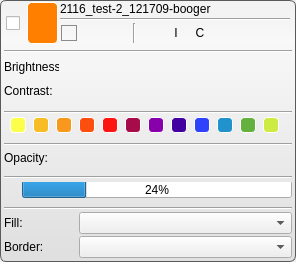
The window that src/Interface/AppInterface/LayerWidget.ui (SCIInstitute/Seg3D) describes before a commit, drawn with Qt 5.
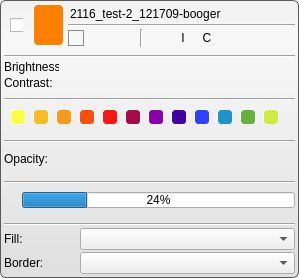
The same window after the commit. Icons and pictures are not drawn.

```diff
--- a/src/Interface/AppInterface/LayerWidget.ui
+++ b/src/Interface/AppInterface/LayerWidget.ui
@@ -6,62 +6,21 @@
    <rect>
     <x>0</x>
     <y>0</y>
-    <width>296</width>
-    <height>262</height>
+    <width>299</width>
+    <height>278</height>
    </rect>
   </property>
-  <property name="sizePolicy">
-   <sizepolicy hsizetype="Preferred" vsizetype="Preferred">
-    <horstretch>0</horstretch>
-    <verstretch>0</verstretch>
-   </sizepolicy>
+  <property name="windowTitle">
+   <string>Form</string>
   </property>
   <property name="styleSheet">
-   <string notr="true">QProgressBar#progress_bar_{
-  margin-top:-2px;
-}
-
-QWidget#LayerWidget{
-
-}
-
-QWidget#base_{
+   <string notr="true">QWidget#base_{
   background-color: qlineargradient(spread:pad, x1:0.5, y1:0, x2:0.5, y2:0.960227, stop:0 rgba(241, 241, 241, 255), stop:0.155779 rgba(248, 248, 248, 255), stop:1 rgba(224, 224, 224, 255));
   border-radius: 6px;
   border: 1px solid rgb(90, 90, 90);
+  /*border: 3px solid rgb(253, 255, 101);*/
 }
 
-QWidget#header_line_{
-  margin-left: 2px;
-  margin-right: 2px;
-}
-
-QToolButton#colorChooseButton_{
-  background-color: rgba(0, 0, 0, 0);
-  border: 1px solid rgba(0, 0, 0, 0);
-  border-radius: 4px;
-  color: white;
-}
-
-QWidget#typeBackground_{
-  background-color: rgb(255, 128, 0);
-  border-radius: 4px;
-  border: 1px solid white;
-}
-QWidget#typeGradient_{
-  border-radius: 4px;
-  border: 1px solid white;
-}
-
-
-QToolButton#colorChooseButton_:pressed{
-  background-color: qlineargradient(spread:pad, x1:0.5, y1:0, x2:0.50005, y2:1, stop:0 rgba(207, 104, 0, 255), stop:0.879397 rgba(255, 128, 0, 255), stop:1 rgba(230, 115, 0, 255));
-    border: 1px solid white;
-  border-radius: 4px;
-}
-
-
-
 QLineEdit#label_{
   text-align: left;
   color: black;
@@ -69,6 +28,24 @@
   background-color: rgb(243, 243, 243);
 }
 
+QToolButton#activate_button_{
+  background-color: rgba(0, 0, 0, 0);
+  border: 1px solid rgba(0, 0, 0, 0);
+  border-radius: 4px;
+  color: white;
+}
+
+
+QWidget#typeBackground_{
+  background-color: rgb(255, 128, 0);
+  border-radius: 4px;
+  border: 1px solid white;
+}
+QWidget#typeGradient_{
+  border-radius: 4px;
+  border: 1px solid white;
+}
+
 
 /* Buttons */
 
@@ -348,11 +325,9 @@
 }
 QToolButton#color_button_12_:pressed{
   border: 1px solid gray;
-}
-
-</string>
+}</string>
   </property>
-  <layout class="QHBoxLayout" name="horizontalLayout_8">
+  <layout class="QHBoxLayout" name="horizontalLayout_10">
    <property name="spacing">
     <number>0</number>
    </property>
@@ -361,7 +336,7 @@
    </property>
    <item>
     <widget class="QWidget" name="base_" native="true">
-     <layout class="QVBoxLayout" name="verticalLayout_6">
+     <layout class="QVBoxLayout" name="verticalLayout_10">
       <property name="spacing">
        <number>0</number>
       </property>
@@ -370,44 +345,12 @@
       </property>
       <item>
        <widget class="QWidget" name="header_" native="true">
-        <property name="sizePolicy">
-         <sizepolicy hsizetype="Preferred" vsizetype="Fixed">
-          <horstretch>0</horstretch>
-          <verstretch>0</verstretch>
-         </sizepolicy>
-        </property>
-        <property name="minimumSize">
-         <size>
-          <width>0</width>
-          <height>46</height>
-         </size>
-        </property>
-        <property name="maximumSize">
-         <size>
-          <width>16777215</width>
-          <height>46</height>
-         </size>
-        </property>
-        <layout class="QHBoxLayout" name="horizontalLayout_5">
+        <layout class="QHBoxLayout" name="horizontalLayout_4">
          <property name="spacing">
-          <number>0</number>
+          <number>4</number>
          </property>
-         <property name="leftMargin">
-          <number>2</number>
-         </property>
-         <property name="topMargin">
-          <number>0</number>
-         </property>
-         <property name="rightMargin">
-          <number>0</number>
-         </property>
-         <property name="bottomMargin">
-          <number>0</number>
-         </property>
-         <item>
-          <layout class="QHBoxLayout" name="header_h_layout_">
-           <property name="spacing">
-            <number>0</number>
+         <property name="margin">
+          <number>4</number>
            </property>
            <item>
             <widget class="QWidget" name="checkbox_widget_" native="true">
@@ -422,7 +365,7 @@
                <number>0</number>
               </property>
               <property name="margin">
-               <number>0</number>
+             <number>6</number>
               </property>
               <item>
                <widget class="QCheckBox" name="selection_checkbox_">
@@ -507,7 +450,7 @@
                   <number>0</number>
                  </property>
                  <item>
-                  <widget class="QToolButton" name="colorChooseButton_">
+                <widget class="QToolButton" name="activate_button_">
                    <property name="minimumSize">
                     <size>
                      <width>0</width>
@@ -541,7 +484,7 @@
                     </size>
                    </property>
                    <property name="checkable">
-                    <bool>true</bool>
+                  <bool>false</bool>
                    </property>
                    <property name="autoRaise">
                     <bool>false</bool>
@@ -555,12 +498,13 @@
             </widget>
            </item>
            <item>
-            <layout class="QVBoxLayout" name="header_v_layout_">
+          <widget class="QWidget" name="widget" native="true">
+           <layout class="QVBoxLayout" name="verticalLayout">
              <property name="spacing">
-              <number>0</number>
-             </property>
-             <property name="rightMargin">
-              <number>4</number>
+             <number>2</number>
+            </property>
+            <property name="margin">
+             <number>0</number>
              </property>
              <item>
               <widget class="QLineEdit" name="label_">
@@ -570,6 +514,18 @@
                  <verstretch>0</verstretch>
                 </sizepolicy>
                </property>
+              <property name="minimumSize">
+               <size>
+                <width>0</width>
+                <height>18</height>
+               </size>
+              </property>
+              <property name="maximumSize">
+               <size>
+                <width>16777215</width>
+                <height>18</height>
+               </size>
+              </property>
                <property name="focusPolicy">
                 <enum>Qt::ClickFocus</enum>
                </property>
@@ -588,33 +544,37 @@
                <property name="frame">
                 <bool>false</bool>
                </property>
+              <property name="alignment">
+               <set>Qt::AlignBottom|Qt::AlignLeading|Qt::AlignLeft</set>
+              </property>
               </widget>
              </item>
              <item>
-              <widget class="Line" name="header_line_">
-               <property name="sizePolicy">
-                <sizepolicy hsizetype="Preferred" vsizetype="Fixed">
-                 <horstretch>0</horstretch>
-                 <verstretch>0</verstretch>
-                </sizepolicy>
-               </property>
+             <widget class="Line" name="line">
                <property name="orientation">
                 <enum>Qt::Horizontal</enum>
                </property>
               </widget>
              </item>
              <item>
-              <layout class="QHBoxLayout" name="horizontalLayout_7">
+             <widget class="QWidget" name="widget_2" native="true">
+              <property name="minimumSize">
+               <size>
+                <width>0</width>
+                <height>18</height>
+               </size>
+              </property>
+              <property name="maximumSize">
+               <size>
+                <width>16777215</width>
+                <height>18</height>
+               </size>
+              </property>
+              <layout class="QHBoxLayout" name="horizontalLayout_3">
                <property name="spacing">
                 <number>8</number>
                </property>
-               <property name="leftMargin">
-                <number>3</number>
-               </property>
-               <property name="topMargin">
-                <number>1</number>
-               </property>
-               <property name="bottomMargin">
+               <property name="margin">
                 <number>0</number>
                </property>
                <item>
@@ -917,45 +877,24 @@
                  </property>
                  <property name="sizeHint" stdset="0">
                   <size>
-                   <width>10</width>
+                   <width>40</width>
                    <height>20</height>
                   </size>
                  </property>
                 </spacer>
                </item>
               </layout>
-             </item>
-            </layout>
-           </item>
-          </layout>
+             </widget>
+            </item>
+           </layout>
+          </widget>
          </item>
         </layout>
        </widget>
       </item>
       <item>
        <widget class="QWidget" name="bright_contrast_bar_" native="true">
-        <property name="sizePolicy">
-         <sizepolicy hsizetype="Preferred" vsizetype="Fixed">
-          <horstretch>0</horstretch>
-          <verstretch>0</verstretch>
-         </sizepolicy>
-        </property>
-        <property name="minimumSize">
-         <size>
-          <width>0</width>
-          <height>60</height>
-         </size>
-        </property>
-        <property name="maximumSize">
-         <size>
-          <width>16777215</width>
-          <height>16777215</height>
-         </size>
-        </property>
-        <property name="styleSheet">
-         <string notr="true"/>
-        </property>
-        <layout class="QVBoxLayout" name="verticalLayout">
+        <layout class="QVBoxLayout" name="verticalLayout_4">
          <property name="spacing">
           <number>2</number>
          </property>
@@ -963,23 +902,21 @@
           <number>4</number>
          </property>
          <item>
-          <widget class="Line" name="brightness_contrast_bar_line_">
-           <property name="sizePolicy">
-            <sizepolicy hsizetype="Preferred" vsizetype="Fixed">
-             <horstretch>0</horstretch>
-             <verstretch>0</verstretch>
-            </sizepolicy>
-           </property>
+          <widget class="Line" name="line_2">
            <property name="orientation">
             <enum>Qt::Horizontal</enum>
            </property>
           </widget>
          </item>
          <item>
+          <widget class="QWidget" name="widget_4" native="true">
           <layout class="QVBoxLayout" name="brightness_h_layout_">
            <property name="spacing">
             <number>2</number>
            </property>
+            <property name="margin">
+             <number>0</number>
+            </property>
            <item>
             <widget class="QLabel" name="brigntness_label_">
              <property name="sizePolicy">
@@ -1006,12 +943,17 @@
             </widget>
            </item>
           </layout>
+          </widget>
          </item>
          <item>
+          <widget class="QWidget" name="widget_5" native="true">
           <layout class="QVBoxLayout" name="contrast_h_layout_">
            <property name="spacing">
             <number>2</number>
            </property>
+            <property name="margin">
+             <number>0</number>
+            </property>
            <item>
             <widget class="QLabel" name="contrast_label_">
              <property name="sizePolicy">
@@ -1038,34 +980,14 @@
             </widget>
            </item>
           </layout>
+          </widget>
          </item>
         </layout>
        </widget>
       </item>
       <item>
        <widget class="QWidget" name="color_bar_" native="true">
-        <property name="sizePolicy">
-         <sizepolicy hsizetype="Preferred" vsizetype="Fixed">
-          <horstretch>0</horstretch>
-          <verstretch>0</verstretch>
-         </sizepolicy>
-        </property>
-        <property name="minimumSize">
-         <size>
-          <width>0</width>
-          <height>33</height>
-         </size>
-        </property>
-        <property name="maximumSize">
-         <size>
-          <width>16777215</width>
-          <height>16777215</height>
-         </size>
-        </property>
-        <property name="styleSheet">
-         <string notr="true"/>
-        </property>
-        <layout class="QVBoxLayout" name="verticalLayout_3">
+        <layout class="QVBoxLayout" name="verticalLayout_5">
          <property name="spacing">
           <number>2</number>
          </property>
@@ -1073,23 +995,21 @@
           <number>4</number>
          </property>
          <item>
-          <widget class="Line" name="color_bar_line_">
-           <property name="sizePolicy">
-            <sizepolicy hsizetype="Preferred" vsizetype="Fixed">
-             <horstretch>0</horstretch>
-             <verstretch>0</verstretch>
-            </sizepolicy>
-           </property>
+          <widget class="Line" name="line_3">
            <property name="orientation">
             <enum>Qt::Horizontal</enum>
            </property>
           </widget>
          </item>
          <item>
-          <layout class="QHBoxLayout" name="color_bar_h_layout_">
+          <widget class="QWidget" name="widget_6" native="true">
+           <layout class="QHBoxLayout" name="horizontalLayout_5">
            <property name="spacing">
             <number>1</number>
            </property>
+            <property name="margin">
+             <number>0</number>
+            </property>
            <item>
             <widget class="QToolButton" name="color_button_01_">
              <property name="minimumSize">
@@ -1439,13 +1359,14 @@
             </widget>
            </item>
           </layout>
+          </widget>
          </item>
         </layout>
        </widget>
       </item>
       <item>
        <widget class="QWidget" name="opacity_bar_" native="true">
-        <layout class="QVBoxLayout" name="verticalLayout_2" stretch="0,0">
+        <layout class="QVBoxLayout" name="verticalLayout_7">
          <property name="spacing">
           <number>2</number>
          </property>
@@ -1466,6 +1387,15 @@
           </widget>
          </item>
          <item>
+          <widget class="QWidget" name="widget_3" native="true">
+           <layout class="QVBoxLayout" name="verticalLayout_2">
+            <property name="spacing">
+             <number>2</number>
+            </property>
+            <property name="margin">
+             <number>0</number>
+            </property>
+            <item>
           <widget class="QLabel" name="opacity_label_">
            <property name="sizePolicy">
             <sizepolicy hsizetype="Preferred" vsizetype="Preferred">
@@ -1481,9 +1411,12 @@
         </layout>
        </widget>
       </item>
+        </layout>
+       </widget>
+      </item>
       <item>
        <widget class="QWidget" name="progress_bar_bar_" native="true">
-        <layout class="QVBoxLayout" name="verticalLayout_4">
+        <layout class="QVBoxLayout" name="verticalLayout_8">
          <property name="spacing">
           <number>2</number>
          </property>
@@ -1504,10 +1437,14 @@
           </widget>
          </item>
          <item>
-          <layout class="QHBoxLayout" name="horizontalLayout_3">
+          <widget class="QWidget" name="widget_7" native="true">
+           <layout class="QHBoxLayout" name="horizontalLayout_6">
            <property name="spacing">
             <number>2</number>
            </property>
+            <property name="margin">
+             <number>0</number>
+            </property>
            <item>
             <widget class="QToolButton" name="progress_cancel_button_">
              <property name="minimumSize">
@@ -1569,13 +1506,14 @@
             </widget>
            </item>
           </layout>
+          </widget>
          </item>
         </layout>
        </widget>
       </item>
       <item>
        <widget class="QWidget" name="border_bar_" native="true">
-        <layout class="QVBoxLayout" name="verticalLayout_5">
+        <layout class="QVBoxLayout" name="verticalLayout_9">
          <property name="spacing">
           <number>2</number>
          </property>
@@ -1596,10 +1534,14 @@
           </widget>
          </item>
          <item>
-          <layout class="QHBoxLayout" name="horizontalLayout_4" stretch="1,3">
+          <widget class="QWidget" name="widget_8" native="true">
+           <layout class="QHBoxLayout" name="horizontalLayout_7" stretch="1,3">
            <property name="spacing">
             <number>4</number>
            </property>
+            <property name="margin">
+             <number>0</number>
+            </property>
            <item>
             <widget class="QLabel" name="label">
              <property name="text">
@@ -1611,12 +1553,17 @@
             <widget class="QComboBox" name="fill_selection_combo_"/>
            </item>
           </layout>
+          </widget>
          </item>
          <item>
-          <layout class="QHBoxLayout" name="horizontalLayout_6" stretch="1,3">
+          <widget class="QWidget" name="widget_9" native="true">
+           <layout class="QHBoxLayout" name="horizontalLayout_8" stretch="1,3">
            <property name="spacing">
             <number>4</number>
            </property>
+            <property name="margin">
+             <number>0</number>
+            </property>
            <item>
             <widget class="QLabel" name="label_2">
              <property name="text">
@@ -1628,6 +1575,7 @@
             <widget class="QComboBox" name="border_selection_combo_"/>
            </item>
           </layout>
+          </widget>
          </item>
         </layout>
        </widget>
@@ -1637,7 +1585,6 @@
    </item>
   </layout>
  </widget>
- <layoutdefault spacing="6" margin="11"/>
  <resources>
   <include location="Resources/AppInterface.qrc"/>
  </resources>
```
Lines whose indentation alone changed are shown as unchanged.
